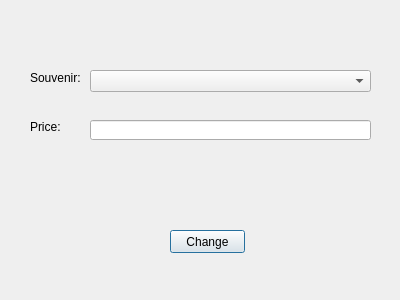
Qt form src/souvenirchangeprice.ui (brianclinkenbeard/collegetour) before a commit.
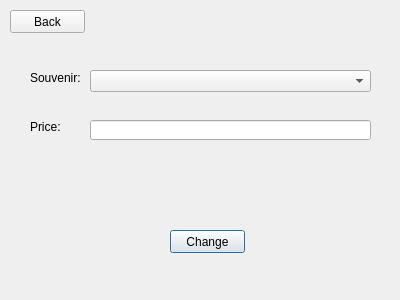
The same form after that commit.

Commit message: add back button

Diff of the .ui file:
```diff
--- a/src/souvenirchangeprice.ui
+++ b/src/souvenirchangeprice.ui
@@ -72,6 +72,19 @@
     <string>Price:</string>
    </property>
   </widget>
+  <widget class="QPushButton" name="pushButton">
+   <property name="geometry">
+    <rect>
+     <x>10</x>
+     <y>10</y>
+     <width>75</width>
+     <height>23</height>
+    </rect>
+   </property>
+   <property name="text">
+    <string>Back</string>
+   </property>
+  </widget>
  </widget>
  <resources/>
  <connections/>
```
The commit also changes 2 other files.
